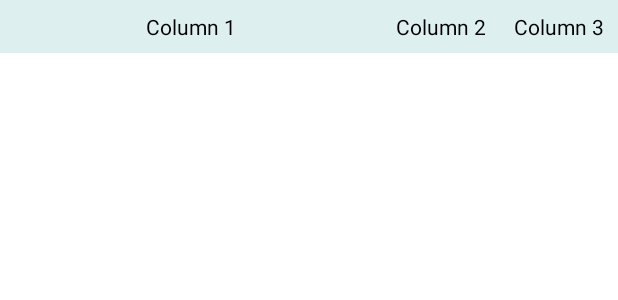
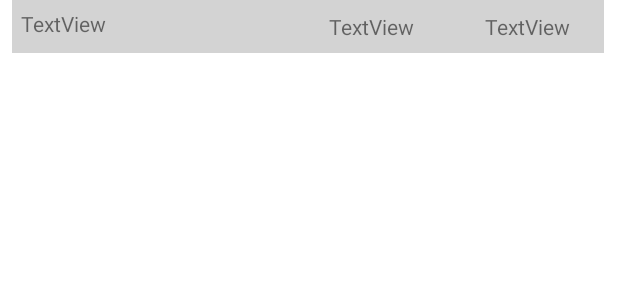
Before and after one commit to Cikaryu/Football-League, an Android app: the layout data_goal_kings.xml on its own in the app's theme, with its tools: preview values and no code run, on a phone screen of 412 x 824 dp. Shown: the top 300 px of the screen. Run offline under Robolectric (Android 15) with nearby library versions, the phone set to English and light mode, and no system bars.

Commit message:
updateGoal

```diff
--- a/app/src/main/java/com/uts/uasmobprogug214/ApiInterface.java
+++ b/app/src/main/java/com/uts/uasmobprogug214/ApiInterface.java
@@ -29,6 +29,6 @@ public interface    ApiInterface {
     @Headers({"Content-Type: application/json",
             "Authorization: " + API_KEY
     })
-    @GET("sport/goalkings")
+    @GET("sport/goalKings")
     Call<ResultGoalKings> getGoalKings(@Query("data.league") String dataGoalKings);
 }
--- a/app/src/main/java/com/uts/uasmobprogug214/LeagueFragment.java
+++ b/app/src/main/java/com/uts/uasmobprogug214/LeagueFragment.java
@@ -100,7 +100,7 @@ public class LeagueFragment extends Fragment {
         */
         ArrayAdapter<CharSequence> teamsAdapter = ArrayAdapter.createFromResource(
                 ctx,
-                R.array.teams,
+                R.array.leaguesList,
                 android.R.layout.simple_spinner_item);
         teamsAdapter.setDropDownViewResource(android.R.layout.simple_spinner_dropdown_item);
         spinteam.setAdapter(teamsAdapter);
--- a/app/src/main/java/com/uts/uasmobprogug214/models/GoalKings.java
+++ b/app/src/main/java/com/uts/uasmobprogug214/models/ModelGoalKings.java
@@ -1,14 +1,12 @@
 package com.uts.uasmobprogug214.models;
 
 import javax.annotation.Generated;
-import jakarta.validation.Valid;
+
 import com.google.gson.annotations.Expose;
 import com.google.gson.annotations.SerializedName;
 
-import java.util.List;
-
 @Generated("jsonschema2pojo")
-public class GoalKings {
+public class ModelGoalKings {
     @SerializedName("play")
     @Expose
     private String play;
--- a/app/src/main/java/com/uts/uasmobprogug214/models/ResultGoalKings.java
+++ b/app/src/main/java/com/uts/uasmobprogug214/models/ResultGoalKings.java
@@ -16,7 +16,7 @@ public class ResultGoalKings {
     @SerializedName("result")
     @Expose
     @Valid
-    private List<GoalKings> result;
+    private List<ModelGoalKings> result;
 
     public Boolean getSuccess() {
         return success;
@@ -26,11 +26,11 @@ public class ResultGoalKings {
         this.success = success;
     }
 
-    public List<GoalKings> getResult() {
+    public List<ModelGoalKings> getResult() {
         return result;
     }
 
-    public void setResult(List<GoalKings> result) {
+    public void setResult(List<ModelGoalKings> result) {
         this.result = result;
     }
 
--- /dev/null
+++ b/app/src/main/res/drawable/background_tableabuabu.xml
@@ -0,0 +1,4 @@
+<!-- res/drawable/blue_background.xml -->
+<shape xmlns:android="http://schemas.android.com/apk/res/android">
+    <solid android:color="#D3D3D3" /> <!-- Warna biru -->
+</shape>
--- a/app/src/main/res/layout/data_goal_kings.xml
+++ b/app/src/main/res/layout/data_goal_kings.xml
@@ -1,36 +1,70 @@
-<!-- res/layout/item_table_row.xml -->
-<TableRow xmlns:android="http://schemas.android.com/apk/res/android"
+<?xml version="1.0" encoding="utf-8"?>
+<androidx.constraintlayout.widget.ConstraintLayout xmlns:android="http://schemas.android.com/apk/res/android"
+    xmlns:app="http://schemas.android.com/apk/res-auto"
+    xmlns:tools="http://schemas.android.com/tools"
     android:layout_width="match_parent"
-    android:layout_height="wrap_content"
-    android:gravity="center_vertical">
+    android:layout_height="wrap_content">
+
+    <ImageView
+        android:id="@+id/imageView4"
+        android:layout_width="102dp"
+        android:layout_height="35dp"
+        android:background="#C1A3A3"
+        android:backgroundTint="#D6B9B9"
+        android:src="@drawable/background_tableabuabu"
+        app:layout_constraintBottom_toTopOf="@+id/recyclerViewGoalKings"
+        app:layout_constraintStart_toEndOf="@+id/imageView3" />
+
+    <ImageView
+        android:id="@+id/imageView3"
+        android:layout_width="99dp"
+        android:layout_height="35dp"
+        android:background="#CD0000"
+        android:backgroundTint="#D6B9B9"
+        android:src="@drawable/background_tableabuabu"
+        app:layout_constraintBottom_toTopOf="@+id/recyclerViewGoalKings"
+        app:layout_constraintStart_toEndOf="@+id/imageView00" />
+
+    <ImageView
+        android:id="@+id/imageView00"
+        android:layout_width="193dp"
+        android:layout_height="35dp"
+        android:layout_marginStart="8dp"
+        android:background="@color/teal_700"
+        android:backgroundTint="#D6B9B9"
+        android:src="@drawable/background_tableabuabu"
+        app:layout_constraintBottom_toTopOf="@+id/recyclerViewGoalKings"
+        app:layout_constraintStart_toStartOf="parent"
+        tools:ignore="UnknownIdInLayout" />
 
     <TextView
-        android:id="@+id/textViewColumnName"
-        android:layout_width="177dp"
-        android:layout_weight="1"
-        android:background="#DDEFEF"
-        android:gravity="center"
-        android:padding="8dp"
-        android:text="Column 1"
-        android:textColor="#000000" />
+        android:id="@+id/textViewPLayer"
+        android:layout_width="174dp"
+        android:layout_height="24dp"
+        android:text="TextView"
+        app:layout_constraintBottom_toBottomOf="parent"
+        app:layout_constraintEnd_toStartOf="@+id/imageView3"
+        app:layout_constraintStart_toStartOf="parent"
+        app:layout_constraintTop_toTopOf="parent" />
 
     <TextView
-        android:id="@+id/textViewColumnPlay"
-        android:layout_width="0dp"
-        android:layout_weight="1"
-        android:background="#DDEFEF"
-        android:gravity="center"
-        android:padding="8dp"
-        android:text="Column 2"
-        android:textColor="#000000" />
+        android:id="@+id/textViewPlay"
+        android:layout_width="63dp"
+        android:layout_height="20dp"
+        android:text="TextView"
+        app:layout_constraintBottom_toBottomOf="@+id/imageView3"
+        app:layout_constraintEnd_toStartOf="@+id/imageView4"
+        app:layout_constraintStart_toStartOf="@+id/imageView3"
+        app:layout_constraintTop_toTopOf="parent" />
 
     <TextView
-        android:id="@+id/textViewColumnGoals"
-        android:layout_width="0dp"
-        android:layout_weight="1"
-        android:background="#DDEFEF"
-        android:gravity="center"
-        android:padding="8dp"
-        android:text="Column 3"
-        android:textColor="#000000" />
-</TableRow>
+        android:id="@+id/textViewGoal"
+        android:layout_width="wrap_content"
+        android:layout_height="wrap_content"
+        android:text="TextView"
+        app:layout_constraintBottom_toBottomOf="@+id/imageView4"
+        app:layout_constraintEnd_toEndOf="@+id/imageView4"
+        app:layout_constraintStart_toStartOf="@+id/imageView4"
+        app:layout_constraintTop_toTopOf="parent" />
+
+</androidx.constraintlayout.widget.ConstraintLayout>
```
Also changed, not shown: app/src/main/java/com/uts/uasmobprogug214/GoalsKingFragment.java (+78 -82 lines), app/src/main/java/com/uts/uasmobprogug214/RecyclerViewGoalKings.java (+38 -38 lines), app/src/main/res/layout/fragment_goals_king.xml (+7 -4 lines).
